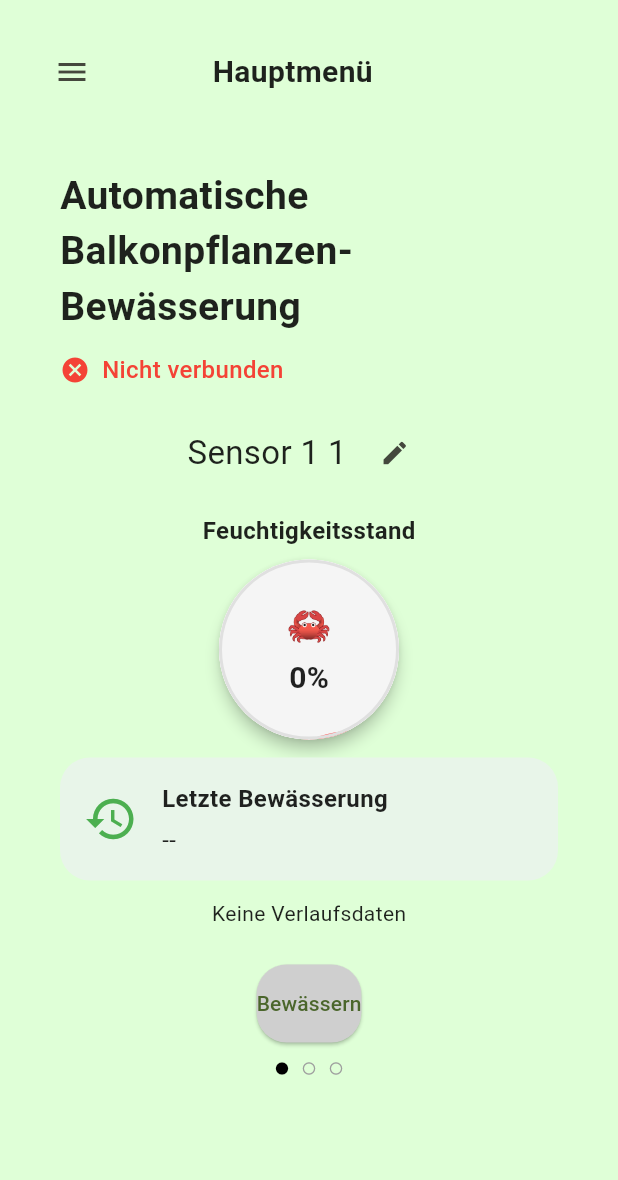
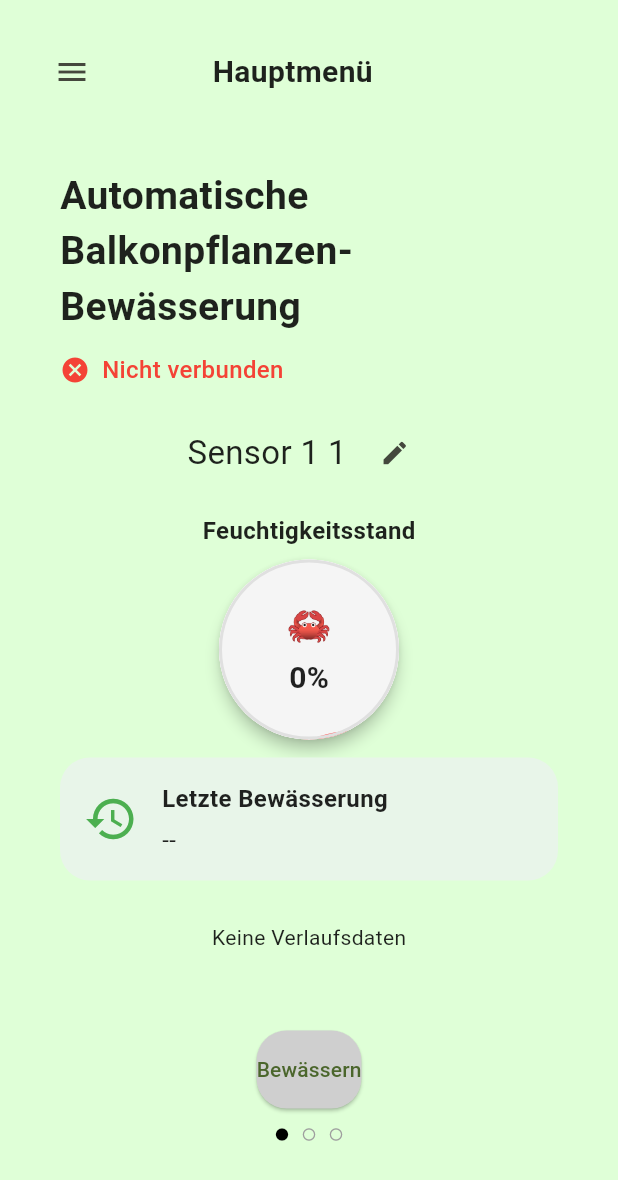
Before and after one commit to SpartanProgram/balkon-bewaesserung-app, a Flutter app: the screen it shows after launch, on a phone screen of 412 x 824 dp. Shown: the top 1180 px of the screen. Run offline on Flutter 3.47's test engine with Material 3 defaults, Android fonts, the phone set to English and light mode, and no system bars; our stand-ins replace audioplayers, fl_chart, flutter_local_notifications, liquid_progress_indicator_v2, lottie, shared_preferences; missing offline and left inert: mqtt_client.

Commit message:
added a moisture chart for each plants
Former-commit-id: 3ea69fa6abbb65e4c854c01853b6423fb2513ced

```diff
--- a/Software/lib/home_screen.dart
+++ b/Software/lib/home_screen.dart
@@ -409,10 +409,14 @@ Color _getMoistureColor(int moisture) {
             .map((e) => int.tryParse(e.toString().replaceAll('%', '')) ?? 0)
             .toList()
         : <int>[];
+
     return Column(
       children: [
-                                    MoistureChart(data: history),
-                                    const SizedBox(height: 12),
+        Padding(
+          padding: const EdgeInsets.symmetric(vertical: 16),
+          child: MoistureChart(data: history),
+        ),
+        const SizedBox(height: 24), // 👈 EXTRA SPACE between chart and button
       ],
     );
   },
--- a/Software/lib/services/notification_service.dart
+++ b/Software/lib/services/notification_service.dart
@@ -4,8 +4,6 @@ import 'package:audioplayers/audioplayers.dart';
 class NotificationService {
   static final FlutterLocalNotificationsPlugin _plugin =
       FlutterLocalNotificationsPlugin();
-
-  bool _hasInitializedWaterLevel = false;
 
   static Future<void> init() async {
     const android = AndroidInitializationSettings('@mipmap/ic_launcher');
```
Lines whose indentation alone changed are shown as unchanged.
